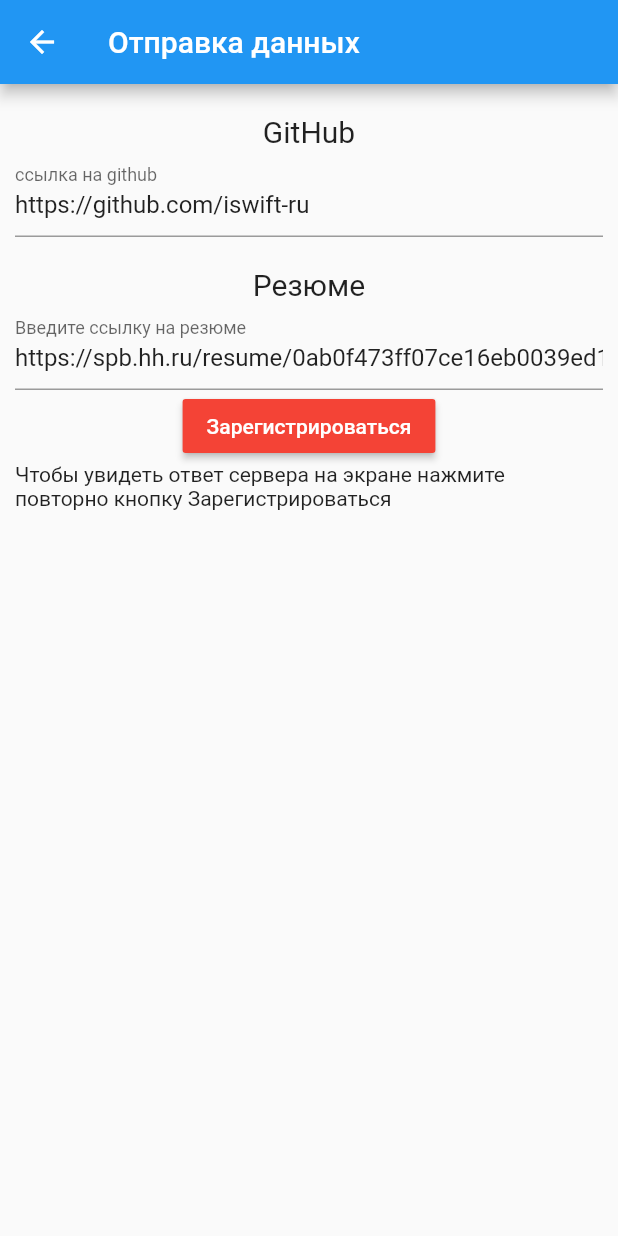
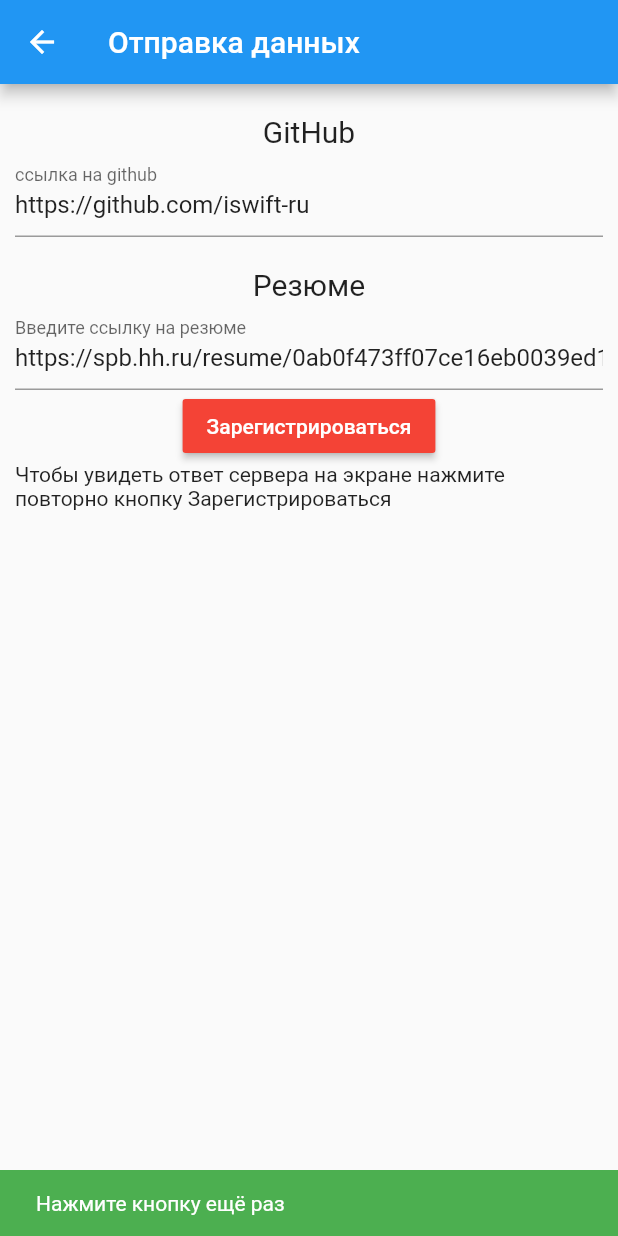
Before and after one commit to iswift-ru/dns_shop, a Flutter app: the ExtractArgumentsScreen screen opened directly with empty values, after a tap on "Зарегистрироваться", on a phone screen of 412 x 824 dp. Run offline on Flutter 3.47's test engine with Material 2 defaults, Android fonts, the phone set to English and light mode, and no system bars; our stand-ins replace validators; accounts and stored records are empty; network calls fail.

Commit message:
version 0.5

```diff
--- a/lib/extract_arguments_screen.dart
+++ b/lib/extract_arguments_screen.dart
@@ -31,7 +31,7 @@ class _ExtractArgumentsScreenState extends State<ExtractArgumentsScreen> {
 
     return Scaffold(
       appBar: AppBar(
-        title: Text('Отправка данных '),
+        title: Text('Отправка данных'),
       ),
       body: SingleChildScrollView(child: MyForm2()),
     );
@@ -111,9 +111,9 @@ class MyFormState2 extends State<MyForm2> {
                   _makePostRequestRegistration();
 
                   Scaffold.of(context).showSnackBar(SnackBar(
-                    content: Text(server),
+                    content: Text(server??'Нажмите кнопку ещё раз'),
                     backgroundColor: Colors.green,
-                    duration: Duration(seconds: 20),
+
                   ));
                 }
               },
@@ -149,8 +149,8 @@ _makePostRequestRegistration() async {
     server = response.body;
 
     print('Ответ сервера $server');
-    return 'server';
+
   } else {
-    throw Exception('Failed to load');
+    throw Exception('Failed to load!');
   }
 }
```
